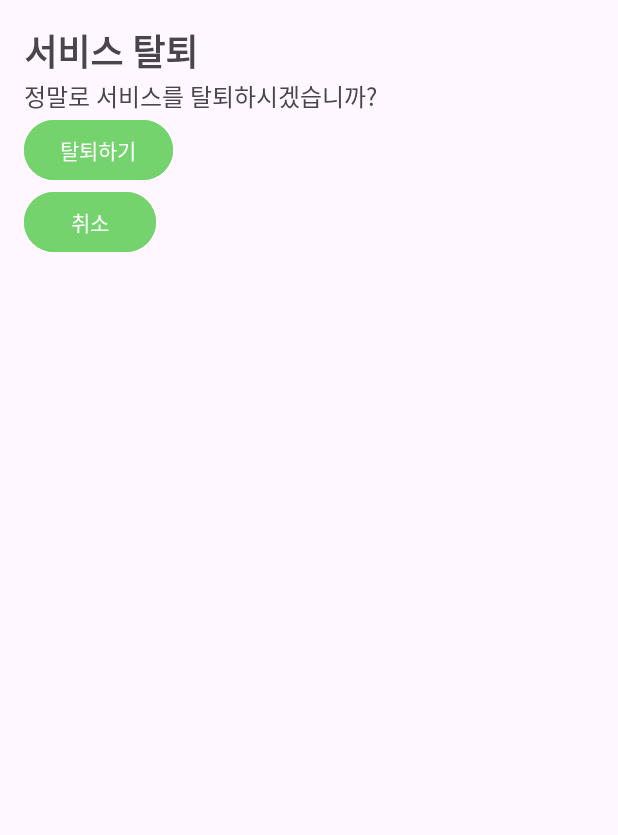
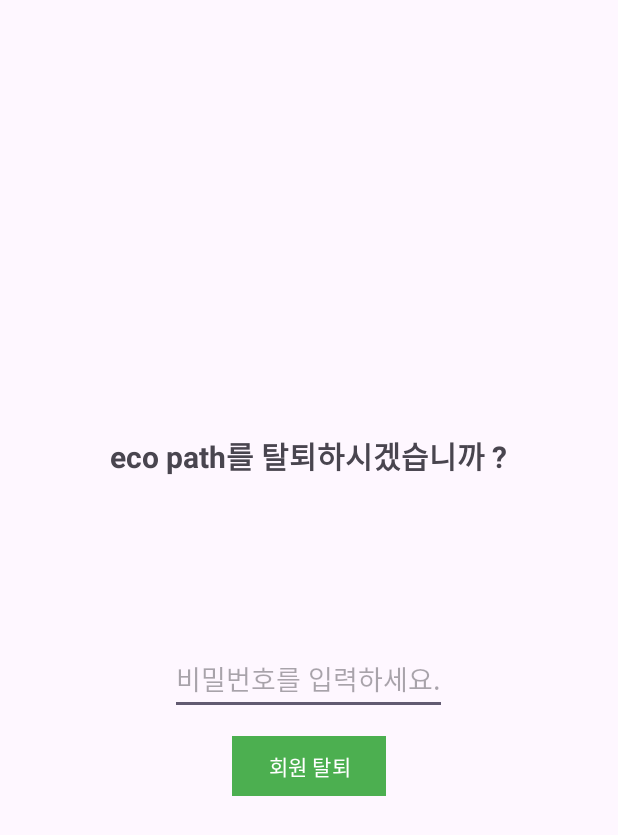
Before and after one commit to riahaaa/ecopath, an Android app: the CancelServiceActivity screen opened directly, with no data from a screen before it, on a phone screen of 412 x 824 dp. Shown: the top 835 px of the screen. Run offline under Robolectric (Android 15) with nearby library versions, the phone set to English and light mode, and no system bars.

Commit message:
회원탈퇴 xml 변경

```diff
--- a/app/src/main/java/edu/sungshin/ecopath/CancelServiceActivity.kt
+++ b/app/src/main/java/edu/sungshin/ecopath/CancelServiceActivity.kt
@@ -6,7 +6,7 @@
 class CancelServiceActivity : AppCompatActivity() {
     override fun onCreate(savedInstanceState: Bundle?) {
         super.onCreate(savedInstanceState)
-        setContentView(R.layout.activity_cancel_service)
+        setContentView(R.layout.activity_deleteid)
 
     }
 }
--- a/app/src/main/res/layout/activity_cancel_service.xml
+++ /dev/null
@@ -1,34 +0,0 @@
-<?xml version="1.0" encoding="utf-8"?>
-<LinearLayout xmlns:android="http://schemas.android.com/apk/res/android"
-    android:layout_width="match_parent"
-    android:layout_height="match_parent"
-    android:orientation="vertical"
-    android:padding="16dp">
-
-    <TextView
-        android:layout_width="wrap_content"
-        android:layout_height="wrap_content"
-        android:text="서비스 탈퇴"
-        android:textSize="24sp"
-        android:textStyle="bold" />
-
-    <TextView
-        android:layout_width="wrap_content"
-        android:layout_height="wrap_content"
-        android:text="정말로 서비스를 탈퇴하시겠습니까?"
-        android:textSize="16sp" />
-
-    <Button
-        android:layout_width="wrap_content"
-        android:layout_height="wrap_content"
-        android:text="탈퇴하기"
-        android:backgroundTint="@color/green"
-        android:onClick="onConfirmCancelClick" />
-
-    <Button
-        android:layout_width="wrap_content"
-        android:layout_height="wrap_content"
-        android:text="취소"
-        android:backgroundTint="@color/green"
-        android:onClick="onCancelClick" />
-</LinearLayout>
```
